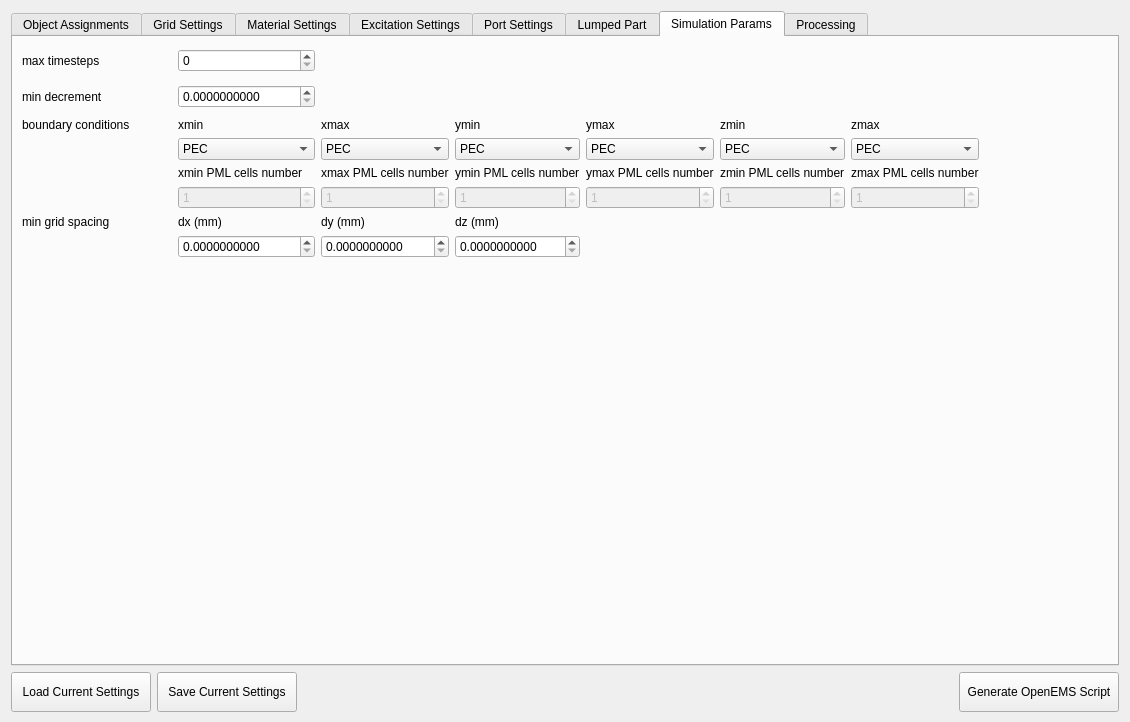
First picture: the form in ui/dialog.ui, repository LubomirJagos/FreeCAD-OpenEMS-Export, before the edit.
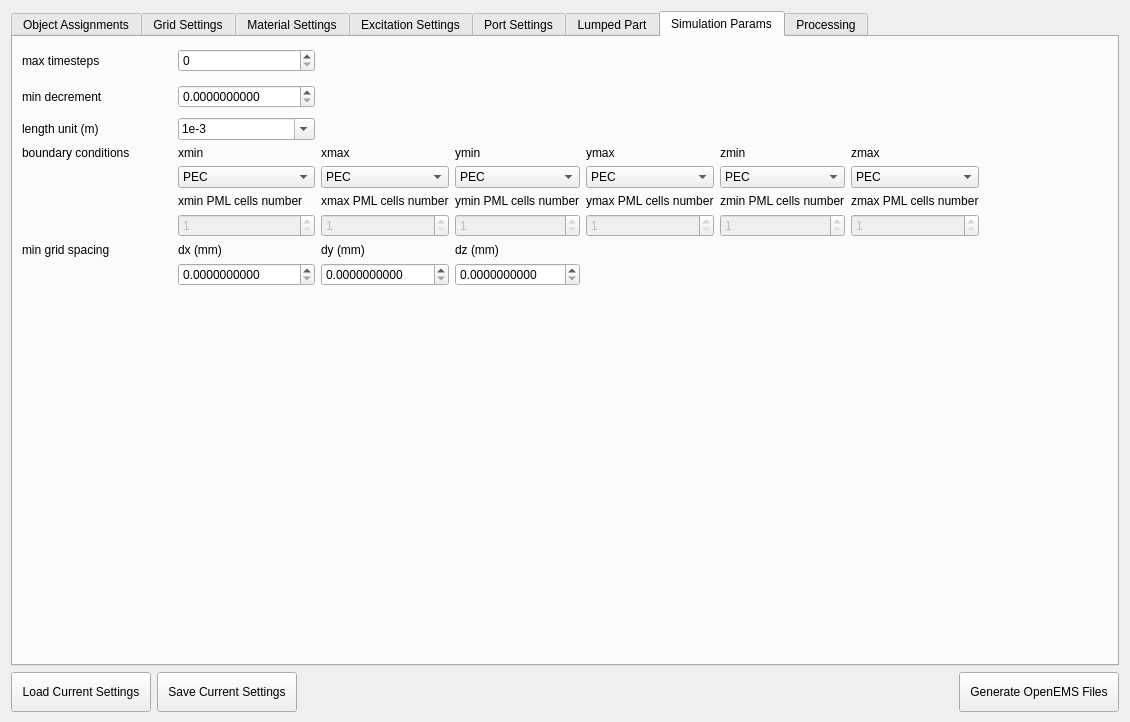
Second picture: the form after the edit. The open tabs and pages were chosen to show the change.

Commit message: fix / extend parameter handling, add TreeWidget doubleclick-to-add

Patch:
```diff
--- a/ui/dialog.ui
+++ b/ui/dialog.ui
@@ -1340,7 +1340,7 @@
               <item row="2" column="1">
                <widget class="QLabel" name="label_12">
                 <property name="text">
-                 <string>f0</string>
+                 <string>f0 - center frequency</string>
                 </property>
                </widget>
               </item>
@@ -1377,7 +1377,7 @@
               <item row="2" column="3">
                <widget class="QLabel" name="label_13">
                 <property name="text">
-                 <string>fc</string>
+                 <string>fc - half width at -20dB cutoff</string>
                 </property>
                </widget>
               </item>
@@ -1396,7 +1396,7 @@
                </widget>
               </item>
               <item row="1" column="1">
-               <widget class="QDoubleSpinBox" name="sinusodialExcitationFcNumberInput">
+               <widget class="QDoubleSpinBox" name="sinusodialExcitationF0NumberInput">
                 <property name="enabled">
                  <bool>true</bool>
                 </property>
@@ -1414,7 +1414,7 @@
               <item row="0" column="1">
                <widget class="QLabel" name="label_14">
                 <property name="text">
-                 <string>fc</string>
+                 <string>f0 - excitation frequency</string>
                 </property>
                </widget>
               </item>
@@ -1460,7 +1460,7 @@
               <item row="4" column="3">
                <widget class="QLabel" name="label_46">
                 <property name="text">
-                 <string>f0</string>
+                 <string>f0 - Nyquist frequency</string>
                 </property>
                </widget>
               </item>
@@ -2282,170 +2282,24 @@
         <layout class="QHBoxLayout" name="horizontalLayout_18">
          <item>
           <layout class="QGridLayout" name="gridLayout_7">
-           <item row="6" column="3">
-            <widget class="QLabel" name="label_253">
-             <property name="text">
-              <string>dz (mm)</string>
-             </property>
-            </widget>
-           </item>
-           <item row="2" column="2">
-            <widget class="QLabel" name="label_22">
-             <property name="text">
-              <string>xmax</string>
-             </property>
-            </widget>
-           </item>
-           <item row="3" column="1">
-            <widget class="QComboBox" name="BCxmin">
-             <item>
-              <property name="text">
-               <string>PEC</string>
-              </property>
-             </item>
-             <item>
-              <property name="text">
-               <string>PMC</string>
-              </property>
-             </item>
-             <item>
-              <property name="text">
-               <string>MUR</string>
-              </property>
-             </item>
-             <item>
-              <property name="text">
-               <string>PML</string>
-              </property>
-             </item>
-            </widget>
-           </item>
-           <item row="4" column="6">
-            <widget class="QLabel" name="label_39">
-             <property name="text">
-              <string>zmax PML cells number</string>
-             </property>
-            </widget>
-           </item>
-           <item row="3" column="5">
-            <widget class="QComboBox" name="BCzmin">
-             <item>
-              <property name="text">
-               <string>PEC</string>
-              </property>
-             </item>
-             <item>
-              <property name="text">
-               <string>PMC</string>
-              </property>
-             </item>
-             <item>
-              <property name="text">
-               <string>MUR</string>
-              </property>
-             </item>
-             <item>
-              <property name="text">
-               <string>PML</string>
-              </property>
-             </item>
-            </widget>
-           </item>
-           <item row="5" column="1">
-            <widget class="QSpinBox" name="PMLxmincells">
-             <property name="enabled">
-              <bool>false</bool>
-             </property>
-             <property name="minimum">
-              <number>1</number>
-             </property>
-            </widget>
-           </item>
-           <item row="5" column="3">
-            <widget class="QSpinBox" name="PMLymincells">
-             <property name="enabled">
-              <bool>false</bool>
-             </property>
-             <property name="minimum">
-              <number>1</number>
-             </property>
-            </widget>
-           </item>
-           <item row="4" column="4">
-            <widget class="QLabel" name="label_37">
-             <property name="text">
-              <string>ymax PML cells number</string>
-             </property>
-            </widget>
-           </item>
-           <item row="2" column="1">
-            <widget class="QLabel" name="label_21">
-             <property name="text">
-              <string>xmin</string>
-             </property>
-            </widget>
-           </item>
-           <item row="0" column="9">
-            <spacer name="horizontalSpacer_12">
-             <property name="orientation">
-              <enum>Qt::Horizontal</enum>
-             </property>
-             <property name="sizeHint" stdset="0">
-              <size>
-               <width>40</width>
-               <height>20</height>
-              </size>
-             </property>
-            </spacer>
-           </item>
-           <item row="4" column="5">
+           <item row="5" column="5">
             <widget class="QLabel" name="label_38">
              <property name="text">
               <string>zmin PML cells number</string>
              </property>
             </widget>
            </item>
-           <item row="3" column="4">
-            <widget class="QComboBox" name="BCymax">
-             <item>
-              <property name="text">
-               <string>PEC</string>
-              </property>
-             </item>
-             <item>
-              <property name="text">
-               <string>PMC</string>
-              </property>
-             </item>
-             <item>
-              <property name="text">
-               <string>MUR</string>
-              </property>
-             </item>
-             <item>
-              <property name="text">
-               <string>PML</string>
-              </property>
-             </item>
-            </widget>
-           </item>
            <item row="7" column="2">
-            <widget class="QDoubleSpinBox" name="genParamMinGridSpacingY">
-             <property name="sizePolicy">
-              <sizepolicy hsizetype="Preferred" vsizetype="Fixed">
-               <horstretch>0</horstretch>
-               <verstretch>0</verstretch>
-              </sizepolicy>
-             </property>
-             <property name="decimals">
-              <number>10</number>
+            <widget class="QLabel" name="label_252">
+             <property name="text">
+              <string>dy (mm)</string>
              </property>
             </widget>
            </item>
-           <item row="2" column="3">
-            <widget class="QLabel" name="label_30">
+           <item row="3" column="4">
+            <widget class="QLabel" name="label_31">
              <property name="text">
-              <string>ymin</string>
+              <string>ymax</string>
              </property>
             </widget>
            </item>
@@ -2462,70 +2316,57 @@
              </property>
             </widget>
            </item>
-           <item row="1" column="1">
-            <widget class="QDoubleSpinBox" name="simParamsMinDecrement">
-             <property name="sizePolicy">
-              <sizepolicy hsizetype="Preferred" vsizetype="Fixed">
-               <horstretch>0</horstretch>
-               <verstretch>0</verstretch>
-              </sizepolicy>
-             </property>
-             <property name="decimals">
-              <number>10</number>
-             </property>
-             <property name="maximum">
-              <double>10000000000.000000000000000</double>
-             </property>
-             <property name="singleStep">
-              <double>1.000000000000000</double>
+           <item row="5" column="4">
+            <widget class="QLabel" name="label_37">
+             <property name="text">
+              <string>ymax PML cells number</string>
              </property>
             </widget>
            </item>
-           <item row="2" column="4">
-            <widget class="QLabel" name="label_31">
-             <property name="text">
-              <string>ymax</string>
+           <item row="6" column="1">
+            <widget class="QSpinBox" name="PMLxmincells">
+             <property name="enabled">
+              <bool>false</bool>
+             </property>
+             <property name="minimum">
+              <number>1</number>
              </property>
             </widget>
            </item>
            <item row="3" column="2">
-            <widget class="QComboBox" name="BCxmax">
-             <item>
-              <property name="text">
-               <string>PEC</string>
-              </property>
-             </item>
-             <item>
-              <property name="text">
-               <string>PMC</string>
-              </property>
-             </item>
-             <item>
-              <property name="text">
-               <string>MUR</string>
-              </property>
-             </item>
-             <item>
-              <property name="text">
-               <string>PML</string>
-              </property>
-             </item>
+            <widget class="QLabel" name="label_22">
+             <property name="text">
+              <string>xmax</string>
+             </property>
             </widget>
            </item>
-           <item row="5" column="5">
-            <widget class="QSpinBox" name="PMLzmincells">
-             <property name="enabled">
-              <bool>false</bool>
+           <item row="8" column="3">
+            <widget class="QDoubleSpinBox" name="genParamMinGridSpacingZ">
+             <property name="sizePolicy">
+              <sizepolicy hsizetype="Preferred" vsizetype="Fixed">
+               <horstretch>0</horstretch>
+               <verstretch>0</verstretch>
+              </sizepolicy>
              </property>
-             <property name="minimum">
-              <number>1</number>
+             <property name="decimals">
+              <number>10</number>
              </property>
-             <property name="value">
-              <number>1</number>
+            </widget>
+           </item>
+           <item row="8" column="1">
+            <widget class="QDoubleSpinBox" name="genParamMinGridSpacingX">
+             <property name="sizePolicy">
+              <sizepolicy hsizetype="Preferred" vsizetype="Fixed">
+               <horstretch>0</horstretch>
+               <verstretch>0</verstretch>
+              </sizepolicy>
              </property>
+             <property name="decimals">
+              <number>10</number>
+             </property>
             </widget>
            </item>
-           <item row="5" column="2">
+           <item row="6" column="2">
             <widget class="QSpinBox" name="PMLxmaxcells">
              <property name="enabled">
               <bool>false</bool>
@@ -2535,23 +2376,120 @@
              </property>
             </widget>
            </item>
-           <item row="5" column="6">
-            <widget class="QSpinBox" name="PMLzmaxcells">
-             <property name="enabled">
-              <bool>false</bool>
+           <item row="4" column="1">
+            <widget class="QComboBox" name="BCxmin">
+             <item>
+              <property name="text">
+               <string>PEC</string>
+              </property>
+             </item>
+             <item>
+              <property name="text">
+               <string>PMC</string>
+              </property>
+             </item>
+             <item>
+              <property name="text">
+               <string>MUR</string>
+              </property>
+             </item>
+             <item>
+              <property name="text">
+               <string>PML</string>
+              </property>
+             </item>
+            </widget>
+           </item>
+           <item row="5" column="2">
+            <widget class="QLabel" name="label_35">
+             <property name="text">
+              <string>xmax PML cells number</string>
              </property>
-             <property name="minimum">
-              <number>1</number>
-             </property>
             </widget>
            </item>
-           <item row="5" column="4">
-            <widget class="QSpinBox" name="PMLymaxcells">
-             <property name="enabled">
-              <bool>false</bool>
+           <item row="3" column="0">
+            <widget class="QLabel" name="label_32">
+             <property name="text">
+              <string>boundary conditions</string>
              </property>
-             <property name="minimum">
-              <number>1</number>
+            </widget>
+           </item>
+           <item row="4" column="5">
+            <widget class="QComboBox" name="BCzmin">
+             <item>
+              <property name="text">
+               <string>PEC</string>
+              </property>
+             </item>
+             <item>
+              <property name="text">
+               <string>PMC</string>
+              </property>
+             </item>
+             <item>
+              <property name="text">
+               <string>MUR</string>
+              </property>
+             </item>
+             <item>
+              <property name="text">
+               <string>PML</string>
+              </property>
+             </item>
+            </widget>
+           </item>
+           <item row="4" column="6">
+            <widget class="QComboBox" name="BCzmax">
+             <item>
+              <property name="text">
+               <string>PEC</string>
+              </property>
+             </item>
+             <item>
+              <property name="text">
+               <string>PMC</string>
+              </property>
+             </item>
+             <item>
+              <property name="text">
+               <string>MUR</string>
+              </property>
+             </item>
+             <item>
+              <property name="text">
+               <string>PML</string>
+              </property>
+             </item>
+            </widget>
+           </item>
+           <item row="4" column="3">
+            <widget class="QComboBox" name="BCymin">
+             <item>
+              <property name="text">
+               <string>PEC</string>
+              </property>
+             </item>
+             <item>
+              <property name="text">
+               <string>PMC</string>
+              </property>
+             </item>
+             <item>
+              <property name="text">
+               <string>MUR</string>
+              </property>
+             </item>
+             <item>
+              <property name="text">
+               <string>PML</string>
+              </property>
+             </item>
+            </widget>
+           </item>
+           <item row="3" column="1">
+            <widget class="QLabel" name="label_21">
+             <property name="text">
+              <string>xmin</string>
              </property>
             </widget>
            </item>
@@ -2565,53 +2503,93 @@
              </property>
             </widget>
            </item>
-           <item row="7" column="1">
-            <widget class="QDoubleSpinBox" name="genParamMinGridSpacingX">
-             <property name="sizePolicy">
-              <sizepolicy hsizetype="Preferred" vsizetype="Fixed">
-               <horstretch>0</horstretch>
-               <verstretch>0</verstretch>
-              </sizepolicy>
-             </property>
-             <property name="decimals">
-              <number>10</number>
-             </property>
-            </widget>
-           </item>
-           <item row="2" column="6">
-            <widget class="QLabel" name="label_33">
-             <property name="text">
-              <string>zmax</string>
-             </property>
-            </widget>
-           </item>
-           <item row="6" column="1">
-            <widget class="QLabel" name="label_251">
-             <property name="text">
-              <string>dx (mm)</string>
-             </property>
-            </widget>
-           </item>
-           <item row="7" column="3">
-            <widget class="QDoubleSpinBox" name="genParamMinGridSpacingZ">
-             <property name="sizePolicy">
-              <sizepolicy hsizetype="Preferred" vsizetype="Fixed">
-               <horstretch>0</horstretch>
-               <verstretch>0</verstretch>
-              </sizepolicy>
-             </property>
-             <property name="decimals">
-              <number>10</number>
-             </property>
-            </widget>
-           </item>
-           <item row="2" column="5">
+           <item row="3" column="5">
             <widget class="QLabel" name="label_20">
              <property name="text">
               <string>zmin</string>
              </property>
             </widget>
            </item>
+           <item row="8" column="2">
+            <widget class="QDoubleSpinBox" name="genParamMinGridSpacingY">
+             <property name="sizePolicy">
+              <sizepolicy hsizetype="Preferred" vsizetype="Fixed">
+               <horstretch>0</horstretch>
+               <verstretch>0</verstretch>
+              </sizepolicy>
+             </property>
+             <property name="decimals">
+              <number>10</number>
+             </property>
+            </widget>
+           </item>
+           <item row="3" column="6">
+            <widget class="QLabel" name="label_33">
+             <property name="text">
+              <string>zmax</string>
+             </property>
+            </widget>
+           </item>
+           <item row="6" column="5">
+            <widget class="QSpinBox" name="PMLzmincells">
+             <property name="enabled">
+              <bool>false</bool>
+             </property>
+             <property name="minimum">
+              <number>1</number>
+             </property>
+             <property name="value">
+              <number>1</number>
+             </property>
+            </widget>
+           </item>
+           <item row="5" column="6">
+            <widget class="QLabel" name="label_39">
+             <property name="text">
+              <string>zmax PML cells number</string>
+             </property>
+            </widget>
+           </item>
+           <item row="5" column="1">
+            <widget class="QLabel" name="label_34">
+             <property name="text">
+              <string>xmin PML cells number</string>
+             </property>
+            </widget>
+           </item>
+           <item row="5" column="3">
+            <widget class="QLabel" name="label_36">
+             <property name="text">
+              <string>ymin PML cells number</string>
+             </property>
+            </widget>
+           </item>
+           <item row="0" column="9">
+            <spacer name="horizontalSpacer_12">
+             <property name="orientation">
+              <enum>Qt::Horizontal</enum>
+             </property>
+             <property name="sizeHint" stdset="0">
+              <size>
+               <width>40</width>
+               <height>20</height>
+              </size>
+             </property>
+            </spacer>
+           </item>
+           <item row="9" column="1">
+            <spacer name="verticalSpacer_8">
+             <property name="orientation">
+              <enum>Qt::Vertical</enum>
+             </property>
+             <property name="sizeHint" stdset="0">
+              <size>
+               <width>20</width>
+               <height>40</height>
+              </size>
+             </property>
+            </spacer>
+           </item>
            <item row="0" column="0">
             <widget class="QLabel" name="label_23">
              <property name="sizePolicy">
@@ -2631,29 +2609,25 @@
              </property>
             </widget>
            </item>
-           <item row="6" column="2">
-            <widget class="QLabel" name="label_252">
-             <property name="text">
-              <string>dy (mm)</string>
+           <item row="6" column="4">
+            <widget class="QSpinBox" name="PMLymaxcells">
+             <property name="enabled">
+              <bool>false</bool>
              </property>
-            </widget>
-           </item>
-           <item row="4" column="2">
-            <widget class="QLabel" name="label_35">
-             <property name="text">
-              <string>xmax PML cells number</string>
-             </property>
-            </widget>
-           </item>
-           <item row="4" column="3">
-            <widget class="QLabel" name="label_36">
-             <property name="text">
-              <string>ymin PML cells number</string>
+             <property name="minimum">
+              <number>1</number>
              </property>
             </widget>
            </item>
            <item row="3" column="3">
-            <widget class="QComboBox" name="BCymin">
+            <widget class="QLabel" name="label_30">
+             <property name="text">
+              <string>ymin</string>
+             </property>
+            </widget>
+           </item>
+           <item row="4" column="4">
+            <widget class="QComboBox" name="BCymax">
              <item>
               <property name="text">
                <string>PEC</string>
@@ -2676,15 +2650,15 @@
              </item>
             </widget>
            </item>
-           <item row="4" column="1">
-            <widget class="QLabel" name="label_34">
+           <item row="7" column="1">
+            <widget class="QLabel" name="label_251">
              <property name="text">
-              <string>xmin PML cells number</string>
+              <string>dx (mm)</string>
              </property>
             </widget>
            </item>
-           <item row="3" column="6">
-            <widget class="QComboBox" name="BCzmax">
+           <item row="4" column="2">
+            <widget class="QComboBox" name="BCxmax">
              <item>
               <property name="text">
                <string>PEC</string>
@@ -2707,33 +2681,91 @@
              </item>
             </widget>
            </item>
-           <item row="8" column="1">
-            <spacer name="verticalSpacer_8">
-             <property name="orientation">
-              <enum>Qt::Vertical</enum>
+           <item row="1" column="1">
+            <widget class="QDoubleSpinBox" name="simParamsMinDecrement">
+             <property name="sizePolicy">
+              <sizepolicy hsizetype="Preferred" vsizetype="Fixed">
+               <horstretch>0</horstretch>
+               <verstretch>0</verstretch>
+              </sizepolicy>
              </property>
-             <property name="sizeHint" stdset="0">
-              <size>
-               <width>20</width>
-               <height>40</height>
-              </size>
+             <property name="decimals">
+              <number>10</number>
              </property>
-            </spacer>
+             <property name="maximum">
+              <double>10000000000.000000000000000</double>
+             </property>
+             <property name="singleStep">
+              <double>1.000000000000000</double>
+             </property>
+            </widget>
            </item>
-           <item row="6" column="0">
+           <item row="6" column="3">
+            <widget class="QSpinBox" name="PMLymincells">
+             <property name="enabled">
+              <bool>false</bool>
+             </property>
+             <property name="minimum">
+              <number>1</number>
+             </property>
+            </widget>
+           </item>
+           <item row="7" column="3">
+            <widget class="QLabel" name="label_253">
+             <property name="text">
+              <string>dz (mm)</string>
+             </property>
+            </widget>
+           </item>
+           <item row="7" column="0">
             <widget class="QLabel" name="label_47">
              <property name="text">
               <string>min grid spacing</string>
              </property>
             </widget>
            </item>
+           <item row="6" column="6">
+            <widget class="QSpinBox" name="PMLzmaxcells">
+             <property name="enabled">
+              <bool>false</bool>
+             </property>
+             <property name="minimum">
+              <number>1</number>
+             </property>
+            </widget>
+           </item>
            <item row="2" column="0">
-            <widget class="QLabel" name="label_32">
+            <widget class="QLabel" name="label_48">
              <property name="text">
-              <string>boundary conditions</string>
+              <string>length unit (m)</string>
              </property>
             </widget>
            </item>
+           <item row="2" column="1">
+            <widget class="QComboBox" name="simParamsBaseUnitList">
+             <property name="editable">
+              <bool>true</bool>
+             </property>
+             <property name="currentIndex">
+              <number>1</number>
+             </property>
+             <item>
+              <property name="text">
+               <string>1</string>
+              </property>
+             </item>
+             <item>
+              <property name="text">
+               <string>1e-3</string>
+              </property>
+             </item>
+             <item>
+              <property name="text">
+               <string>1e-6</string>
+              </property>
+             </item>
+            </widget>
+           </item>
           </layout>
          </item>
         </layout>
@@ -2780,6 +2812,84 @@
              </layout>
             </widget>
            </item>
+           <item>
+            <widget class="QGroupBox" name="ApplicationsGroupProcessing">
+             <property name="title">
+              <string>External Applications</string>
+             </property>
+             <layout class="QGridLayout" name="gridLayout_14">
+              <item row="0" column="0">
+               <layout class="QGridLayout" name="gridLayout_12" columnstretch="0,0,0">
+                <item row="0" column="2">
+                 <widget class="QComboBox" name="octaveExecCommandList">
+                  <property name="sizePolicy">
+                   <sizepolicy hsizetype="Preferred" vsizetype="Preferred">
+                    <horstretch>0</horstretch>
+                    <verstretch>0</verstretch>
+                   </sizepolicy>
+                  </property>
+                  <property name="minimumSize">
+                   <size>
+                    <width>400</width>
+                    <height>0</height>
+                   </size>
+                  </property>
+                  <property name="editable">
+                   <bool>true</bool>
+                  </property>
+                  <property name="currentText">
+                   <string>octave &quot;{filename}&quot;</string>
+                  </property>
+                  <property name="currentIndex">
+                   <number>0</number>
+                  </property>
+                  <property name="minimumContentsLength">
+                   <number>0</number>
+                  </property>
+                  <item>
+                   <property name="text">
+                    <string>octave &quot;{filename}&quot;</string>
+                   </property>
+                  </item>
+                  <item>
+                   <property name="text">
+                    <string>octave-cli  &quot;{filename}&quot;</string>
+                   </property>
+                  </item>
+                  <item>
+                   <property name="text">
+                    <string>octave-gui  &quot;{filename}&quot;</string>
+                   </property>
+                  </item>
+                  <item>
+                   <property name="text">
+                    <string>start octave  &quot;{filename}&quot;</string>
+                   </property>
+                  </item>
+                  <item>
+                   <property name="text">
+                    <string>start octave-cli  &quot;{filename}&quot;</string>
+                   </property>
+                  </item>
+                  <item>
+                   <property name="text">
+                    <string>start octave-gui  &quot;{filename}&quot;</string>
+                   </property>
+                  </item>
+                 </widget>
+                </item>
+                <item row="0" column="1">
+                 <widget class="QLabel" name="label_49">
+                  <property name="text">
+                   <string>.m file command</string>
+                  </property>
+                 </widget>
+                </item>
+               </layout>
+              </item>
+             </layout>
+            </widget>
+           </item>
            <item>
             <widget class="QGroupBox" name="ActionsGroupProcessing">
              <property name="title">
@@ -2803,7 +2913,7 @@
                    </size>
                   </property>
                   <property name="text">
-                   <string>Run Simulation</string>
+                   <string>Run OpenEMS Script</string>
                   </property>
                  </widget>
                 </item>
@@ -2893,7 +3003,7 @@
                    </size>
                   </property>
                   <property name="text">
-                   <string>Write Draw S21 Script</string>
+                   <string>Write and Run S21 Script</string>
                   </property>
                  </widget>
                 </item>
@@ -2912,7 +3022,7 @@
                    </size>
                   </property>
                   <property name="text">
-                   <string>Write Draw S11 Script</string>
+                   <string>Write and Run S11 Script</string>
                   </property>
                  </widget>
                 </item>
@@ -3149,6 +3259,9 @@
            <height>40</height>
           </size>
          </property>
+         <property name="toolTip">
+          <string>&lt;html&gt;&lt;head/&gt;&lt;body&gt;&lt;p&gt;Load FreeCAD-OpenEMS Export configuration from &amp;lt;project filename&amp;gt;_settings.ini if it exists.&lt;/p&gt;&lt;p&gt;Any changes made will be discarded.&lt;/p&gt;&lt;/body&gt;&lt;/html&gt;</string>
+         </property>
          <property name="text">
           <string>Load Current Settings</string>
          </property>
@@ -3171,6 +3284,9 @@
            <height>40</height>
           </size>
          </property>
+         <property name="toolTip">
+          <string>&lt;html&gt;&lt;head/&gt;&lt;body&gt;&lt;p&gt;Save current settings to &amp;lt;project filename&amp;gt;_settings.ini. &lt;/p&gt;&lt;p&gt;The existing .ini file will be overwritten, external changes will be lost.&lt;/p&gt;&lt;/body&gt;&lt;/html&gt;</string>
+         </property>
          <property name="text">
           <string>Save Current Settings</string>
          </property>
@@ -3203,8 +3319,11 @@
            <height>40</height>
           </size>
          </property>
+         <property name="toolTip">
+          <string>&lt;html&gt;&lt;head/&gt;&lt;body&gt;&lt;p&gt;Export geometry as .stl and generate OpenEMS automation script.&lt;/p&gt;&lt;p&gt;The script will only be saved, but not executed.&lt;/p&gt;&lt;/body&gt;&lt;/html&gt;</string>
+         </property>
          <property name="text">
-          <string>Generate OpenEMS Script</string>
+          <string>Generate OpenEMS Files</string>
          </property>
         </widget>
        </item>
```
The commit also changes 1 other file.
